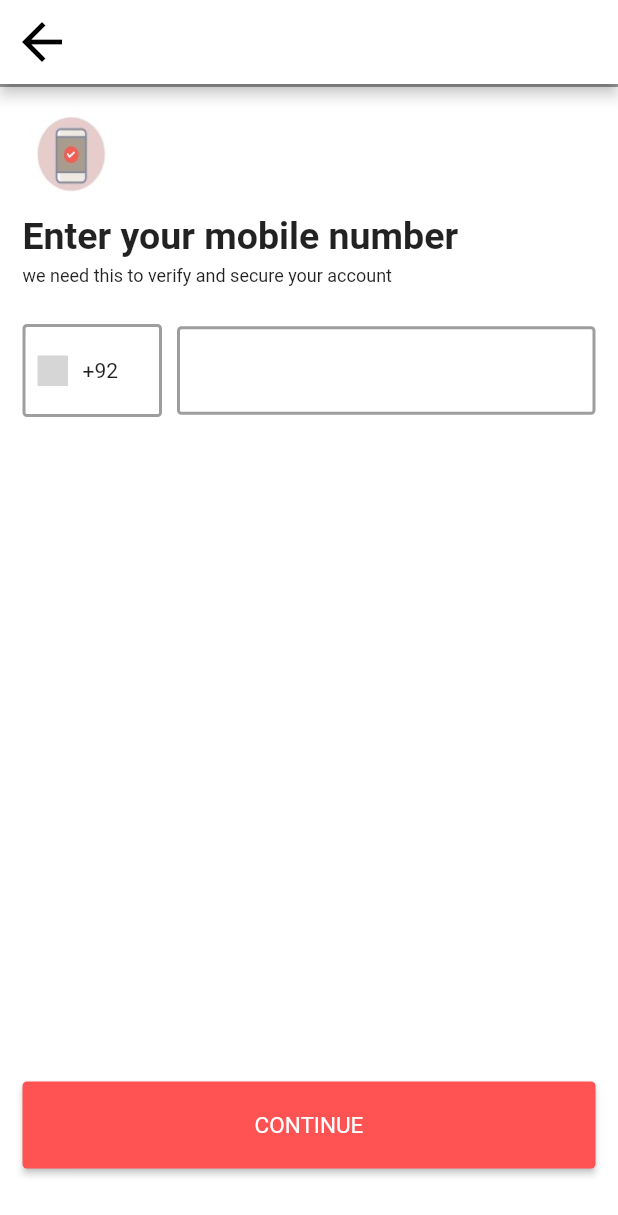
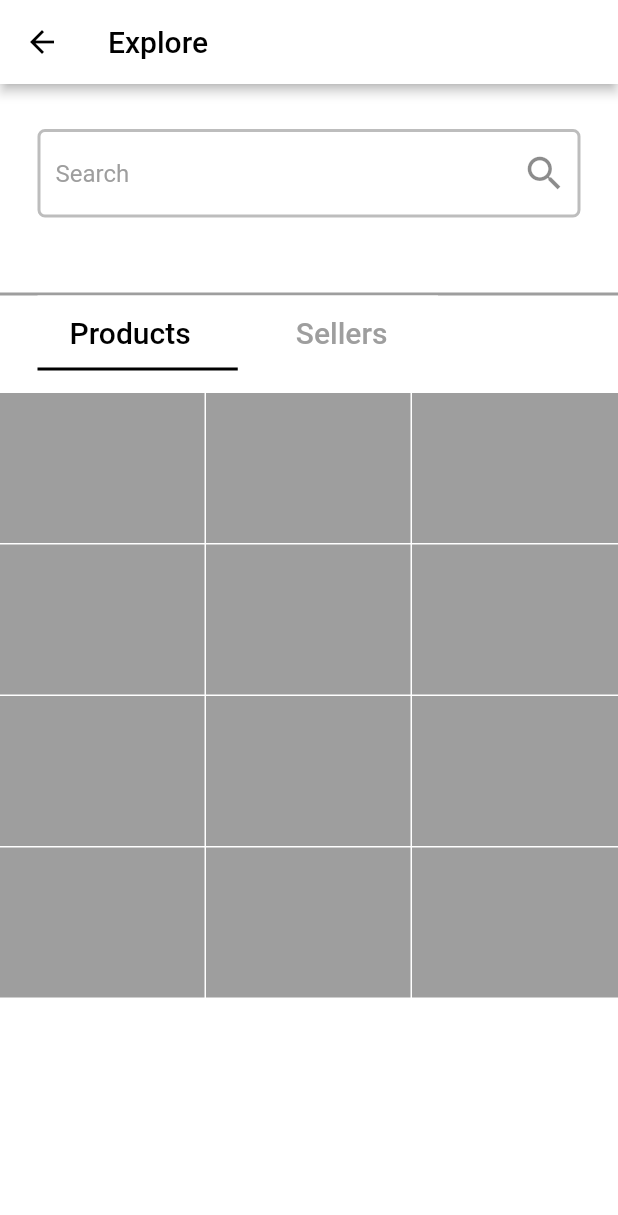
Before and after one commit to HassanrazaBhatti/samle_flutter, a Flutter app: the screen it shows after launch, on a phone screen of 412 x 824 dp. Shown: the top 1215 px of the screen. Run offline on Flutter 3.47's test engine with Material 2 defaults, Android fonts, the phone set to English and light mode, and no system bars; missing offline and left inert: flag; grey boxes are pictures that could not be loaded.

Commit message:
second commit

```diff
--- a/lib/main.dart
+++ b/lib/main.dart
@@ -1,8 +1,9 @@
 import 'package:flutter/material.dart';
-import 'package:sample/screens/mobile_number.dart';
 //import 'package:sample/screens/mobile_number.dart';
-import 'package:sample/screens/otp.dart';
-import 'package:sample/screens/resend_otp.dart';
+//import 'package:sample/screens/mobile_number.dart';
+//import 'package:sample/screens/otp.dart';
+import 'package:sample/screens/product_explore.dart';
+//import 'package:sample/screens/resend_otp.dart';
 
 void main() {
   runApp(MyApp());
@@ -18,7 +19,7 @@ class MyApp extends StatelessWidget {
       theme: ThemeData(
         primarySwatch: Colors.blue,
       ),
-      home: EnterMobile(),
+      home: ExploreProduct(),
     );
   }
 }
--- /dev/null
+++ b/lib/screens/product_explore.dart
@@ -0,0 +1,118 @@
+import 'package:flutter/material.dart';
+import 'package:sample/widgets/products.dart';
+import 'package:sample/widgets/sellers.dart';
+
+class ExploreProduct extends StatefulWidget {
+  @override
+  ExploreProductState createState() => ExploreProductState();
+}
+
+class ExploreProductState extends State<ExploreProduct> {
+  @override
+  Widget build(BuildContext context) {
+    return DefaultTabController(
+      length: 2,
+      child: Scaffold(
+        backgroundColor: Colors.white,
+        appBar: AppBar(
+          title: Text(
+            'Explore',
+            style: TextStyle(
+              color: Colors.black,
+            ),
+          ),
+          backgroundColor: Colors.white,
+          elevation: 3,
+
+          leading: Icon(
+            Icons.arrow_back,
+            color: Colors.black,
+          ),
+        ),
+        body: Column(
+          children: <Widget>[
+
+
+            Padding(
+              padding: EdgeInsets.fromLTRB(25, 30, 25, 50),
+              child: TextField(
+                autocorrect: true,
+                decoration: InputDecoration(
+                  suffixIcon: Icon(
+                    Icons.search,
+                    size: 30,
+                  ),
+                  hintText: "Search",
+                  hintStyle: TextStyle(
+                    color: Colors.grey[500],
+                  ),
+                  filled: true,
+                  fillColor: Colors.white70,
+                  enabledBorder: OutlineInputBorder(
+                    borderRadius: BorderRadius.all(Radius.circular(5.0)),
+                    borderSide: BorderSide(color: Colors.grey[400], width: 2),
+                  ),
+                  focusedBorder: OutlineInputBorder(
+                    borderRadius: BorderRadius.all(Radius.circular(5.0)),
+                    borderSide: BorderSide(color: Colors.grey[400], width: 2),
+                  ),
+                ),
+              ),
+            ),
+            Container(height: 2, color: Colors.grey),
+            // the tab bar with two items
+            SizedBox(
+              height: 50,
+              child: Padding(
+                padding: const EdgeInsets.only(left: 25, right: 120),
+                child: AppBar(
+                  elevation: 0,
+                  backgroundColor: Colors.white,
+                  bottom: TabBar(
+                    labelPadding: EdgeInsets.only(right: 10),
+                    indicatorColor: Colors.black,
+                    labelColor: Colors.black,
+                    unselectedLabelColor: Colors.grey,
+                    labelStyle: TextStyle(fontSize: 20),
+                    tabs: [
+                      Tab(
+                        text: "Products",
+                      ),
+                      Padding(
+                        padding: const EdgeInsets.only(left: 15),
+                        child: Tab(
+                          text: "Sellers",
+                        ),
+                      ),
+                    ],
+                  ),
+                ),
+              ),
+            ),
+            SizedBox(height: 15),
+            // create widgets for each tab bar here
+            Expanded(
+              child: TabBarView(
+                children: [
+                  // first tab bar view widget
+                  ListView(
+                    children: [
+                      Products(),
+                    ],
+                  ),
+                  ListView(
+                    children: [
+
+                      Sellers(),
+                    ],
+                  ),
+
+                ],
+              ),
+            ),
+          ],
+        ),
+      ),
+    );
+  }
+}
--- /dev/null
+++ b/lib/widgets/products.dart
@@ -0,0 +1,23 @@
+
+import 'package:flutter/material.dart';
+import 'package:sample/widgets/reUseableRow.dart';
+
+
+class Products extends StatefulWidget {
+  @override
+  _ProductsState createState() => _ProductsState();
+}
+
+class _ProductsState extends State<Products> {
+  @override
+  Widget build(BuildContext context) {
+    return Column(
+      children: [
+        ReUseableRow(),
+        ReUseableRow(),
+        ReUseableRow(),
+        ReUseableRow(),
+      ],
+    );
+  }
+}
--- /dev/null
+++ b/lib/widgets/reUseableRow.dart
@@ -0,0 +1,34 @@
+import 'package:flutter/material.dart';
+
+
+class ReUseableRow extends StatelessWidget {
+  const ReUseableRow({
+    Key key,
+  }) : super(key: key);
+
+  @override
+  Widget build(BuildContext context) {
+    return Row(
+      children: [
+        Expanded(
+            child: Container(
+          margin: EdgeInsets.only(right: 1, bottom: 1),
+          height: 100,
+          color: Colors.grey,
+        )),
+        Expanded(
+            child: Container(
+          margin: EdgeInsets.only(right: 1, bottom: 1),
+          height: 100,
+          color: Colors.grey,
+        )),
+        Expanded(
+            child: Container(
+          margin: EdgeInsets.only(bottom: 1),
+          height: 100,
+          color: Colors.grey,
+        )),
+      ],
+    );
+  }
+}
```
Also changed, not shown: lib/widgets/sellers.dart (added, +178 -0 lines).
